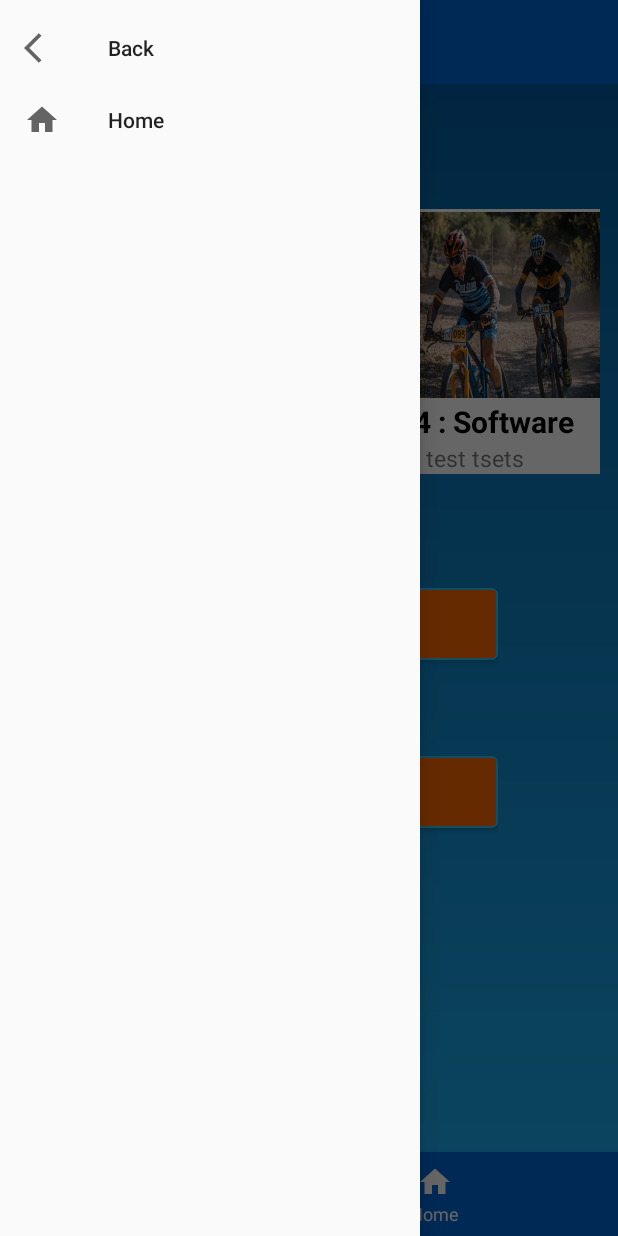
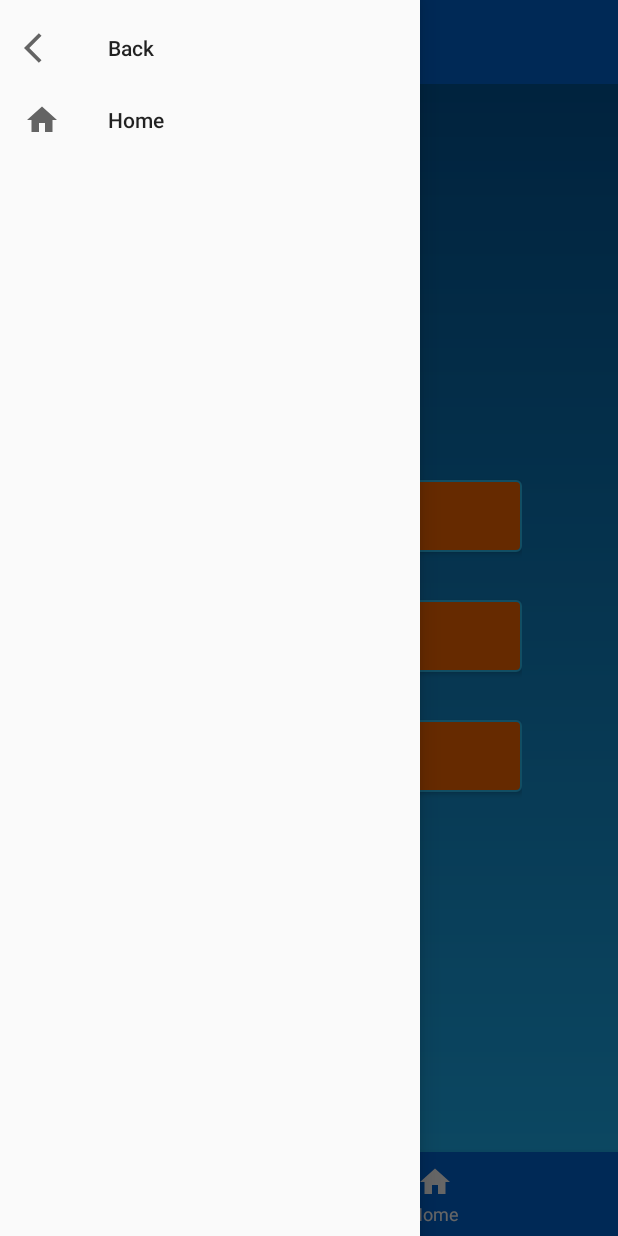
Before and after one commit to M0-AR/SportEvent_Project, an Android app: the screen it shows after launch (MainActivity), with the side drawer open, on a phone screen of 412 x 824 dp. Run offline under Robolectric (Android 15) with nearby library versions, the phone set to English and light mode, and no system bars.

Commit message:
changed start screen status

```diff
--- a/app/src/main/res/navigation/nav_graph.xml
+++ b/app/src/main/res/navigation/nav_graph.xml
@@ -3,7 +3,7 @@
     xmlns:app="http://schemas.android.com/apk/res-auto"
     xmlns:tools="http://schemas.android.com/tools"
     android:id="@+id/nav_graph"
-    app:startDestination="@id/homeFragment">
+    app:startDestination="@id/login">
 
     <fragment
         android:id="@+id/homeFragment"
```
